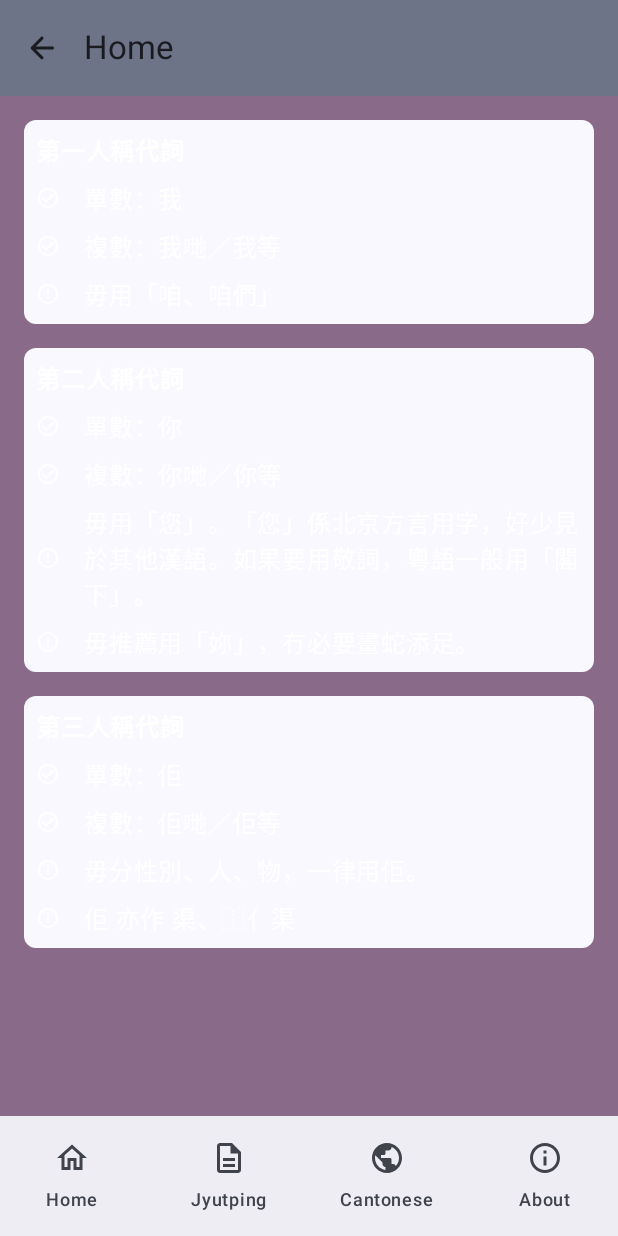
After one commit to yuetyam/jyutping-android, an Android app built with Jetpack Compose: the ExpressionsScreen screen opened through its navigation route, on a phone screen of 412 x 824 dp. The commit adds this screen. Run offline under Robolectric (Android 15) with nearby library versions, the phone set to English and light mode, and no system bars.

Commit message:
Implement ExpressionsScreen

```diff
--- a/app/src/main/java/org/jyutping/jyutping/AppContent.kt
+++ b/app/src/main/java/org/jyutping/jyutping/AppContent.kt
@@ -22,7 +22,7 @@ fun AppContent(navController: NavHostController) {
                         JyutpingScreen(navController = navController)
                 }
                 composable(route = Screen.Cantonese.route) {
-                        CantoneseScreen()
+                        CantoneseScreen(navController = navController)
                 }
                 composable(route = Screen.About.route) {
                         AboutScreen()
@@ -39,5 +39,8 @@ fun AppContent(navController: NavHostController) {
                 composable(route = Screen.JyutpingTones.route) {
                         JyutpingTonesScreen()
                 }
+                composable(route = Screen.Expressions.route) {
+                        ExpressionsScreen()
+                }
         }
 }
--- a/app/src/main/java/org/jyutping/jyutping/Screen.kt
+++ b/app/src/main/java/org/jyutping/jyutping/Screen.kt
@@ -16,4 +16,5 @@ sealed class Screen(val route: String, val icon: ImageVector = Icons.Outlined.In
         object JyutpingInitials: Screen(route = "initials", title = R.string.jyutping_screen_title_initials)
         object JyutpingFinals: Screen(route = "finals", title = R.string.jyutping_screen_title_finals)
         object JyutpingTones: Screen(route = "tones", title = R.string.jyutping_screen_title_tones)
+        object Expressions: Screen(route = "expressions", title = R.string.cantonese_screen_title_expressions)
 }
--- a/app/src/main/java/org/jyutping/jyutping/ui/cantonese/CantoneseScreen.kt
+++ b/app/src/main/java/org/jyutping/jyutping/ui/cantonese/CantoneseScreen.kt
@@ -7,19 +7,30 @@ import androidx.compose.foundation.layout.padding
 import androidx.compose.foundation.lazy.LazyColumn
 import androidx.compose.material.icons.Icons
 import androidx.compose.material.icons.outlined.Link
+import androidx.compose.material.icons.outlined.Verified
 import androidx.compose.runtime.Composable
 import androidx.compose.ui.Modifier
+import androidx.compose.ui.res.stringResource
 import androidx.compose.ui.unit.dp
+import androidx.navigation.NavHostController
+import org.jyutping.jyutping.R
+import org.jyutping.jyutping.Screen
+import org.jyutping.jyutping.ui.common.NavigationLabel
 import org.jyutping.jyutping.ui.common.WebLinkLabel
 
 @Composable
-fun CantoneseScreen() {
+fun CantoneseScreen(navController: NavHostController) {
         LazyColumn(
                 contentPadding = PaddingValues(horizontal = 16.dp, vertical = 8.dp)
         ) {
                 item {
+                        NavigationLabel(icon = Icons.Outlined.Verified, text = stringResource(id = R.string.cantonese_label_expressions)) {
+                                navController.navigate(route = Screen.Expressions.route)
+                        }
+                }
+                item {
                         Column(
-                                modifier = Modifier.padding(vertical = 8.dp),
+                                modifier = Modifier.padding(vertical = 24.dp),
                                 verticalArrangement = Arrangement.spacedBy(8.dp)
                         ) {
                                 WebLinkLabel(icon = Icons.Outlined.Link, text = "冚唪唥粵文", uri = "https://hambaanglaang.hk")
--- /dev/null
+++ b/app/src/main/java/org/jyutping/jyutping/ui/cantonese/ExpressionsScreen.kt
@@ -0,0 +1,110 @@
+package org.jyutping.jyutping.ui.cantonese
+
+import androidx.compose.foundation.background
+import androidx.compose.foundation.layout.Arrangement
+import androidx.compose.foundation.layout.Column
+import androidx.compose.foundation.layout.PaddingValues
+import androidx.compose.foundation.layout.Row
+import androidx.compose.foundation.layout.fillMaxWidth
+import androidx.compose.foundation.layout.padding
+import androidx.compose.foundation.layout.size
+import androidx.compose.foundation.lazy.LazyColumn
+import androidx.compose.foundation.shape.RoundedCornerShape
+import androidx.compose.material.icons.Icons
+import androidx.compose.material.icons.outlined.Cancel
+import androidx.compose.material.icons.outlined.CheckCircle
+import androidx.compose.material.icons.outlined.ErrorOutline
+import androidx.compose.material.icons.outlined.Info
+import androidx.compose.material3.Icon
+import androidx.compose.material3.MaterialTheme
+import androidx.compose.material3.Text
+import androidx.compose.runtime.Composable
+import androidx.compose.ui.Alignment
+import androidx.compose.ui.Modifier
+import androidx.compose.ui.draw.clip
+import androidx.compose.ui.graphics.vector.ImageVector
+import androidx.compose.ui.text.font.FontWeight
+import androidx.compose.ui.unit.dp
+
+@Composable
+fun ExpressionsScreen() {
+        LazyColumn(
+                contentPadding = PaddingValues(horizontal = 16.dp, vertical = 8.dp)
+        ) {
+                item {
+                        Expression(
+                                heading = "第一人稱代詞",
+                                labels = listOf(
+                                        LabelEntry(type = LabelType.CHECKED, text = "單數：我"),
+                                        LabelEntry(type = LabelType.CHECKED, text = "複數：我哋／我等"),
+                                        LabelEntry(type = LabelType.WARNING, text = "毋用「咱、咱們」")
+                                )
+                        )
+                }
+                item {
+                        Expression(
+                                heading = "第二人稱代詞",
+                                labels = listOf(
+                                        LabelEntry(type = LabelType.CHECKED, text = "單數：你"),
+                                        LabelEntry(type = LabelType.CHECKED, text = "複數：你哋／你等"),
+                                        LabelEntry(type = LabelType.WARNING, text = "毋用「您」。「您」係北京方言用字，好少見於其他漢語。如果要用敬詞，粵語一般用「閣下」。"),
+                                        LabelEntry(type = LabelType.WARNING, text = "毋推薦用「妳」，冇必要畫蛇添足。")
+                                )
+                        )
+                }
+                item {
+                        Expression(
+                                heading = "第三人稱代詞",
+                                labels = listOf(
+                                        LabelEntry(type = LabelType.CHECKED, text = "單數：佢"),
+                                        LabelEntry(type = LabelType.CHECKED, text = "複數：佢哋／佢等"),
+                                        LabelEntry(type = LabelType.INFO, text = "毋分性別、人、物，一律用佢。"),
+                                        LabelEntry(type = LabelType.INFO, text = "佢 亦作 渠、⿰亻渠")
+                                )
+                        )
+                }
+        }
+}
+
+private enum class LabelType {
+        CHECKED,
+        INFO,
+        MISTAKE,
+        WARNING
+}
+private class LabelEntry(val type: LabelType, val text: String)
+
+@Composable
+private fun Expression(heading: String, labels: List<LabelEntry>) {
+        Column(
+                modifier = Modifier
+                        .padding(vertical = 8.dp)
+                        .fillMaxWidth()
+                        .clip(shape = RoundedCornerShape(size = 8.dp))
+                        .background(color = MaterialTheme.colorScheme.background)
+                        .padding(8.dp),
+                verticalArrangement = Arrangement.spacedBy(8.dp)
+        ) {
+                Text(text = heading, fontWeight = FontWeight.SemiBold)
+                labels.onEach {
+                        IconLabel(entry = it)
+                }
+        }
+}
+
+@Composable
+private fun IconLabel(entry: LabelEntry) {
+        val image: ImageVector = when (entry.type) {
+                LabelType.CHECKED -> Icons.Outlined.CheckCircle
+                LabelType.INFO -> Icons.Outlined.Info
+                LabelType.MISTAKE -> Icons.Outlined.Cancel
+                LabelType.WARNING -> Icons.Outlined.ErrorOutline
+        }
+        Row(
+                horizontalArrangement = Arrangement.spacedBy(16.dp),
+                verticalAlignment = Alignment.CenterVertically
+        ) {
+                Icon(imageVector = image, contentDescription = null, modifier = Modifier.size(16.dp))
+                Text(text = entry.text)
+        }
+}
--- a/app/src/main/res/values/strings.xml
+++ b/app/src/main/res/values/strings.xml
@@ -24,6 +24,8 @@
     <string name="jyutping_screen_title_initials">Jyutping Initials</string>
     <string name="jyutping_screen_title_finals">Jyutping Finals</string>
     <string name="jyutping_screen_title_tones">Jyutping Tones</string>
+    <string name="cantonese_label_expressions">Cantonese Expressions</string>
+    <string name="cantonese_screen_title_expressions">Cantonese Expressions</string>
     <string name="about_label_version">Version</string>
     <string name="about_label_website">Website</string>
     <string name="about_label_source_code">Source Code</string>
```
Also changed, not shown: 11 other files.
